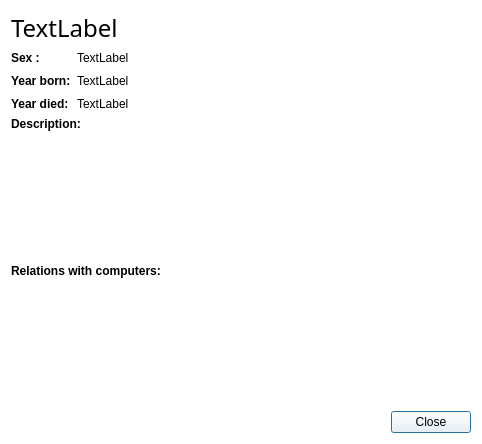
hlynurstef/Verklegt-namskeid-1-vika-3, file vika3/ui/moreinfopioneer.ui: the form before one commit.
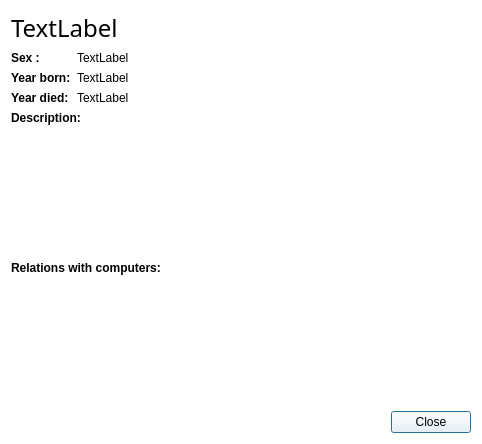
The form after the commit. Icons and pictures are not drawn.

Commit message: minor fix on moreinfo window

Diff of the .ui file:
```diff
--- a/vika3/ui/moreinfopioneer.ui
+++ b/vika3/ui/moreinfopioneer.ui
@@ -26,10 +26,29 @@
   <property name="styleSheet">
    <string notr="true">background-color: rgb(255, 255, 255);</string>
   </property>
-  <layout class="QGridLayout" name="gridLayout_2">
-   <item row="1" column="0">
-    <layout class="QGridLayout" name="gridLayout">
-     <item row="0" column="0">
+  <layout class="QVBoxLayout" name="verticalLayout_4">
+   <item>
+    <widget class="QLabel" name="label_name">
+     <property name="font">
+      <font>
+       <family>Orator Std</family>
+       <pointsize>18</pointsize>
+      </font>
+     </property>
+     <property name="text">
+      <string>TextLabel</string>
+     </property>
+    </widget>
+   </item>
+   <item>
+    <layout class="QHBoxLayout" name="horizontalLayout_3">
+     <item>
+      <layout class="QVBoxLayout" name="verticalLayout_3">
+       <item>
+        <layout class="QHBoxLayout" name="horizontalLayout_2">
+         <item>
+          <layout class="QVBoxLayout" name="verticalLayout_2">
+           <item>
       <widget class="QLabel" name="sex">
        <property name="font">
         <font>
@@ -42,7 +61,7 @@
        </property>
       </widget>
      </item>
-     <item row="1" column="0">
+           <item>
       <widget class="QLabel" name="yearBorn">
        <property name="font">
         <font>
@@ -55,7 +74,7 @@
        </property>
       </widget>
      </item>
-     <item row="2" column="0">
+           <item>
       <widget class="QLabel" name="yearDied">
        <property name="font">
         <font>
@@ -68,28 +87,53 @@
        </property>
       </widget>
      </item>
-     <item row="1" column="1">
-      <widget class="QLabel" name="label_yearBorn">
-       <property name="text">
-        <string>TextLabel</string>
-       </property>
-      </widget>
-     </item>
-     <item row="0" column="1" colspan="2">
+          </layout>
+         </item>
+         <item>
+          <layout class="QVBoxLayout" name="verticalLayout">
+           <item>
       <widget class="QLabel" name="label_sex">
        <property name="text">
         <string>TextLabel</string>
        </property>
       </widget>
      </item>
-     <item row="2" column="1" colspan="2">
+           <item>
+            <widget class="QLabel" name="label_yearBorn">
+             <property name="text">
+              <string>TextLabel</string>
+             </property>
+            </widget>
+           </item>
+           <item>
       <widget class="QLabel" name="label_yearDied">
        <property name="text">
         <string>TextLabel</string>
        </property>
       </widget>
      </item>
-     <item row="1" column="2">
+          </layout>
+         </item>
+        </layout>
+       </item>
+       <item>
+        <spacer name="verticalSpacer">
+         <property name="orientation">
+          <enum>Qt::Vertical</enum>
+         </property>
+         <property name="sizeHint" stdset="0">
+          <size>
+           <width>20</width>
+           <height>40</height>
+          </size>
+         </property>
+        </spacer>
+       </item>
+      </layout>
+     </item>
+     <item>
+      <layout class="QHBoxLayout" name="horizontalLayout">
+       <item>
       <spacer name="horizontalSpacer">
        <property name="orientation">
         <enum>Qt::Horizontal</enum>
@@ -102,17 +146,17 @@
        </property>
       </spacer>
      </item>
-     <item row="0" column="3" rowspan="3">
+       <item>
       <widget class="QLabel" name="label_image">
        <property name="text">
-        <string>                             </string>
+          <string/>
        </property>
       </widget>
      </item>
     </layout>
    </item>
-   <item row="2" column="0">
-    <layout class="QVBoxLayout" name="verticalLayout_3">
+    </layout>
+   </item>
      <item>
       <widget class="QLabel" name="description">
        <property name="font">
@@ -162,27 +206,29 @@
        </property>
       </widget>
      </item>
-    </layout>
-   </item>
-   <item row="0" column="0">
-    <widget class="QLabel" name="label_name">
-     <property name="font">
-      <font>
-       <family>Orator Std</family>
-       <pointsize>18</pointsize>
-      </font>
-     </property>
-     <property name="text">
-      <string>TextLabel</string>
-     </property>
-    </widget>
-   </item>
-   <item row="3" column="0" alignment="Qt::AlignRight">
+   <item>
+    <layout class="QHBoxLayout" name="horizontalLayout_4">
+     <item>
+      <spacer name="horizontalSpacer_2">
+       <property name="orientation">
+        <enum>Qt::Horizontal</enum>
+       </property>
+       <property name="sizeHint" stdset="0">
+        <size>
+         <width>40</width>
+         <height>20</height>
+        </size>
+       </property>
+      </spacer>
+     </item>
+     <item>
     <widget class="QPushButton" name="pushButton_close">
      <property name="text">
       <string>Close</string>
      </property>
     </widget>
+     </item>
+    </layout>
    </item>
   </layout>
  </widget>
```
Lines whose indentation alone changed are shown as unchanged.
